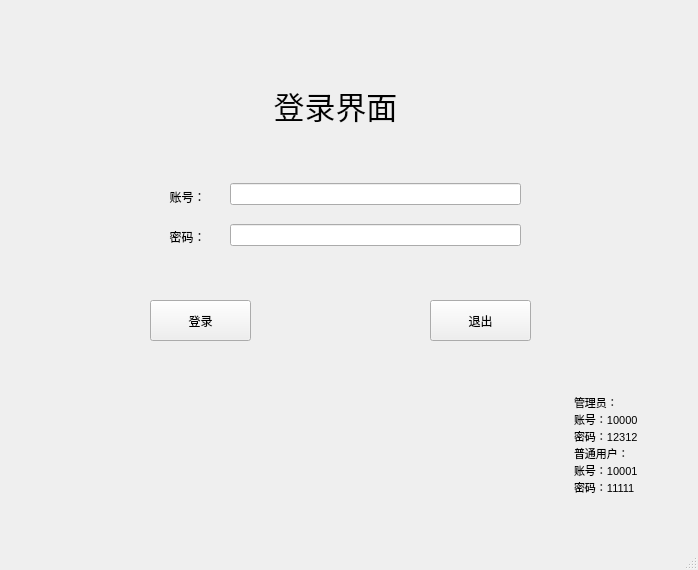
This is login.ui in ClarkKenty/QT-C- as Qt 5 draws it before an edit. The edited form follows.
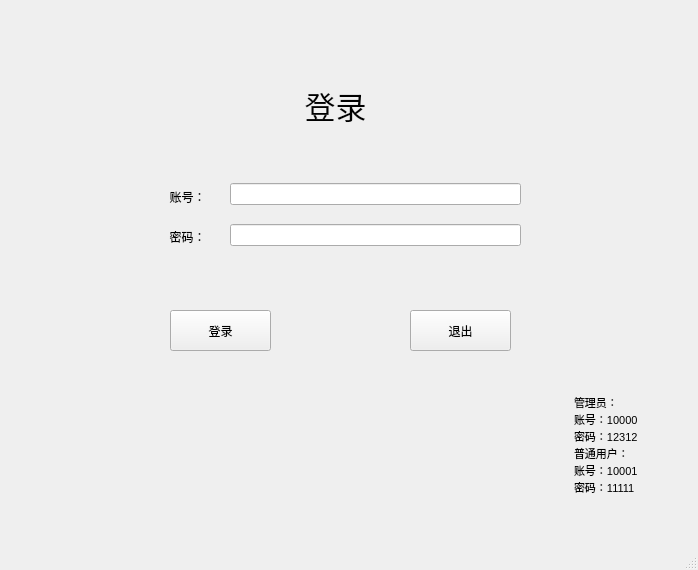
This is the edited form.

Diff of the .ui file:
```diff
--- a/login.ui
+++ b/login.ui
@@ -66,8 +66,8 @@
    <widget class="QPushButton" name="Login_Button">
     <property name="geometry">
      <rect>
-      <x>150</x>
-      <y>300</y>
+      <x>170</x>
+      <y>310</y>
       <width>101</width>
       <height>41</height>
      </rect>
@@ -79,8 +79,8 @@
    <widget class="QPushButton" name="pushButton_2">
     <property name="geometry">
      <rect>
-      <x>430</x>
-      <y>300</y>
+      <x>410</x>
+      <y>310</y>
       <width>101</width>
       <height>41</height>
      </rect>
@@ -159,7 +159,7 @@
      </font>
     </property>
     <property name="text">
-     <string>登录界面</string>
+     <string>登录</string>
     </property>
     <property name="alignment">
      <set>Qt::AlignCenter</set>
```
